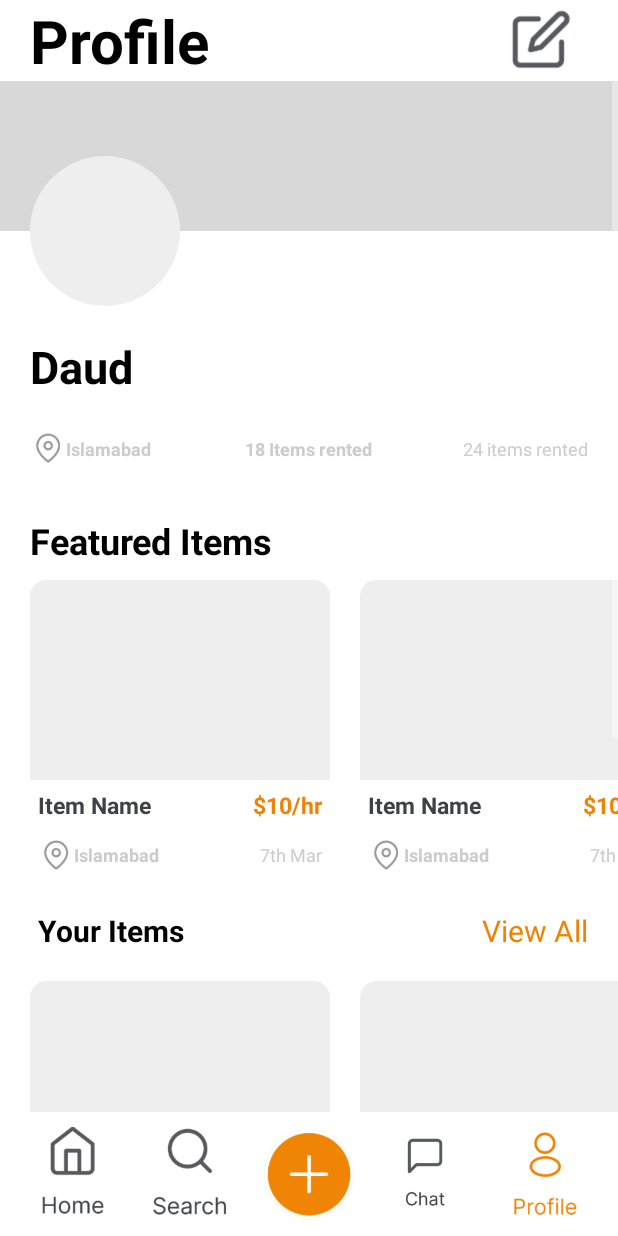
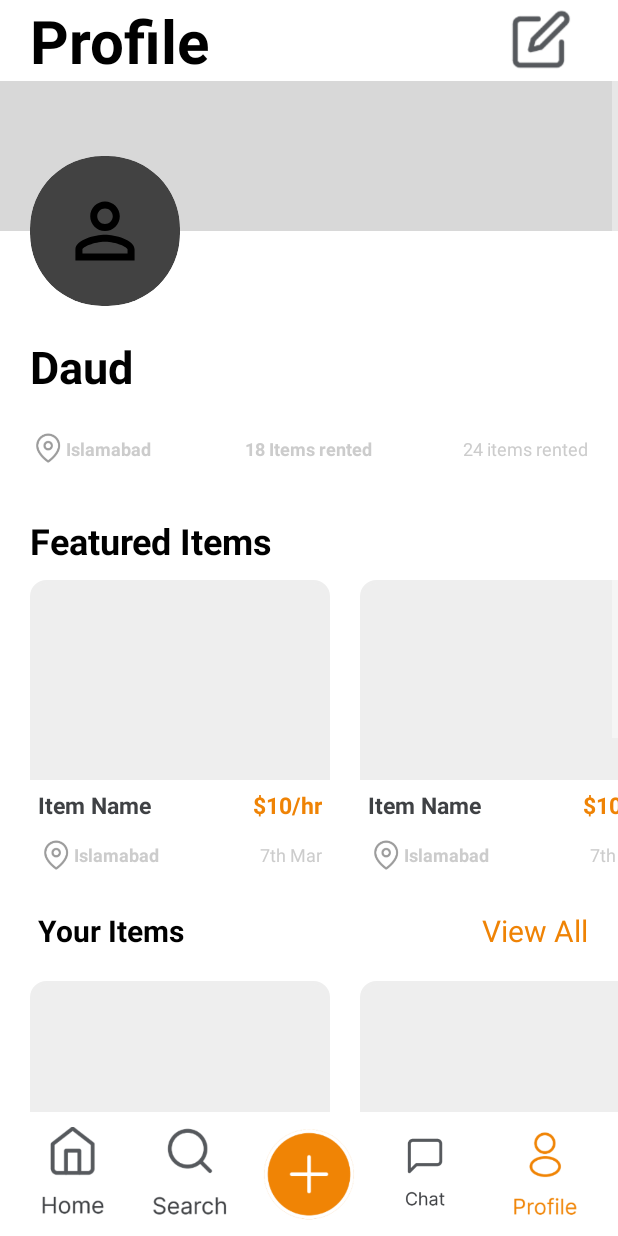
Before and after one commit to aybeedee/spot-it, an Android app: the my_profile screen opened directly, with no data from a screen before it, on a phone screen of 412 x 824 dp. Run offline under Robolectric (Android 15) with nearby library versions, the phone set to English and light mode, and no system bars; our stand-ins replace Firebase (no records; nobody signed in at launch, a user with empty details on screens opened directly); 1 statement that could not run was skipped.

Commit message:
uploading profile pic

```diff
--- a/app/build.gradle.kts
+++ b/app/build.gradle.kts
@@ -39,6 +39,7 @@ dependencies {
     implementation("com.google.firebase:firebase-auth:22.1.2")
     implementation("com.google.firebase:firebase-firestore:24.8.1")
     implementation("com.google.firebase:firebase-database:20.2.2")
+    implementation("com.google.firebase:firebase-storage:20.2.1")
     testImplementation("junit:junit:4.13.2")
     androidTestImplementation("androidx.test.ext:junit:1.1.5")
     androidTestImplementation("androidx.test.espresso:espresso-core:3.5.1")
--- a/app/src/main/java/com/ramish/f200433_3/my_profile.java
+++ b/app/src/main/java/com/ramish/f200433_3/my_profile.java
@@ -1,19 +1,85 @@
 package com.ramish.f200433_3;
 
+import android.content.Context;
 import android.content.Intent;
+import android.content.SharedPreferences;
+import android.net.Uri;
 import android.os.Bundle;
+import android.provider.MediaStore;
 import android.view.View;
+import android.widget.ImageView;
+import android.widget.Toast;
 
 import androidx.appcompat.app.AppCompatActivity;
+import androidx.cardview.widget.CardView;
+
+import com.google.firebase.storage.FirebaseStorage;
+import com.google.firebase.storage.StorageReference;
+import com.google.firebase.database.DatabaseReference;
+import com.google.firebase.database.FirebaseDatabase;
 
 public class my_profile extends AppCompatActivity {
-
+    ImageView dp;
+    String userUid;
+    private static final int GALLERY_REQUEST_CODE = 123;
     @Override
     protected void onCreate(Bundle savedInstanceState) {
         super.onCreate(savedInstanceState);
         setContentView(R.layout.activity_my_profile);
+        SharedPreferences sharedPreferences = getSharedPreferences("MyPrefs", Context.MODE_PRIVATE);
+        userUid = sharedPreferences.getString("UID", null); // Retrieve the UID
+
+        Toast.makeText(my_profile.this, userUid, Toast.LENGTH_LONG).show();
+        dp=findViewById(R.id.profile_pic);
+
+
+
+        dp.setOnClickListener(new View.OnClickListener() {
+            @Override
+            public void onClick(View v) {
+                // Open the gallery to select an image
+                Intent intent = new Intent(Intent.ACTION_PICK);
+                intent.setData(MediaStore.Images.Media.EXTERNAL_CONTENT_URI);
+                startActivityForResult(intent, GALLERY_REQUEST_CODE);
+
+
+            }
+        });
     }
+    @Override
+    protected void onActivityResult(int requestCode, int resultCode, Intent data) {
+        super.onActivityResult(requestCode, resultCode, data);
 
+        Uri imageUri = data.getData(); // Get the selected image's URI
+
+        // After obtaining the image URL, set it in the ImageView
+        ImageView profileImage = findViewById(R.id.profile_pic);
+        profileImage.setImageURI(imageUri);
+
+        // Get a reference to the Firebase Storage instance
+        StorageReference storageRef = FirebaseStorage.getInstance().getReference();
+
+        // Create a unique filename for the image (e.g., using a timestamp)
+        String imageFileName = "images/" + System.currentTimeMillis() + ".jpg";
+        StorageReference imageRef = storageRef.child(imageFileName);
+
+        // Upload the image to Firebase Storage
+        imageRef.putFile(imageUri)
+                .addOnSuccessListener(taskSnapshot -> {
+                    // Handle successful upload, e.g., get the download URL
+                    imageRef.getDownloadUrl().addOnSuccessListener(uri -> {
+                        String imageUrl = uri.toString();
+
+                        // Now you can save 'imageUrl' in the Realtime Database
+                        // In this example, we're saving it under the user's UID
+                        DatabaseReference databaseReference = FirebaseDatabase.getInstance().getReference("users").child(userUid);
+                        databaseReference.child("profile_picture").setValue(imageUrl);
+                    });
+                })
+                .addOnFailureListener(e -> {
+                    // Handle the upload failure
+                });
+    }
 
     public void open_search(View view){
         Intent intent=new Intent(
--- a/app/src/main/res/layout/activity_dashboard.xml
+++ b/app/src/main/res/layout/activity_dashboard.xml
@@ -22,9 +22,10 @@
             android:textColor="#434343"/>
 
         <TextView
+            android:id="@+id/nameTitle"
             android:layout_width="wrap_content"
             android:layout_height="wrap_content"
-            android:text="Daud "
+            android:text=" "
             android:textSize="25dp"
             android:textStyle="bold"
             android:textColor="#EF8305"/>
--- a/app/src/main/res/layout/activity_login.xml
+++ b/app/src/main/res/layout/activity_login.xml
@@ -105,7 +105,8 @@
         android:layout_marginLeft="20dp"
         android:background="@drawable/rounded_button"
         android:textColor="#FFFFFF"
-        android:text="Login"/>
+        android:text="Login"
+        android:clickable="true"/>
 
     <TextView
         android:id="@+id/textViewSignUp"
@@ -120,6 +121,7 @@
         android:layout_alignParentBottom="true"
         android:layout_centerHorizontal="true"
         android:layout_marginBottom="16dp"
-        android:layout_marginRight="20dp" />
+        android:layout_marginRight="20dp"
+        android:clickable="true"/>
 
 </RelativeLayout>
--- a/app/src/main/res/layout/activity_my_profile.xml
+++ b/app/src/main/res/layout/activity_my_profile.xml
@@ -69,19 +69,32 @@
                             android:layout_width="match_parent"
                             android:layout_height="100dp"
                             android:background="#D8D8D8"/>
-                        <TextView
-                            android:id="@+id/pic"
+
+                        <androidx.cardview.widget.CardView
+                            android:id="@+id/dp"
                             android:layout_width="100dp"
                             android:layout_height="100dp"
-                            android:background="@drawable/circular_num"
-                            android:textSize="40dp"
-                            android:textColor="#5C5C5C"
-                            android:gravity="center"
+                            app:cardElevation="0dp"
+                            app:cardCornerRadius="48dp"
                             android:layout_marginLeft="20dp"
-                            android:layout_marginTop="50dp"/>
+                            android:layout_marginTop="50dp"
+                            android:layout_gravity="start|center_vertical"
+                            android:layout_marginRight="15dp"
+                            android:clickable="true">
+
+                            <ImageView
+                                android:id="@+id/profile_pic"
+                                android:layout_width="match_parent"
+                                android:layout_height="match_parent"
+                                android:clickable="true"
+                                android:gravity="center"
+                                android:src="@drawable/profile_foreground" />
+
+                        </androidx.cardview.widget.CardView>
+
                         <TextView
                             android:id="@+id/name"
-                            android:layout_below="@+id/pic"
+                            android:layout_below="@+id/dp"
                             android:layout_width="match_parent"
                             android:layout_height="50dp"
                             android:textSize="30dp"
--- a/app/src/main/res/layout/registration.xml
+++ b/app/src/main/res/layout/registration.xml
@@ -233,7 +233,8 @@
         android:layout_marginLeft="20dp"
         android:background="@drawable/rounded_button"
         android:textColor="#FFFFFF"
-        android:text="Sign Up"/>
+        android:text="Sign Up"
+        android:clickable="true"/>
 
     <TextView
         android:layout_alignParentBottom="true"
@@ -251,7 +252,8 @@
         android:text="Login"
         android:textColor="#56595D"
         android:textSize="25dp"
-        android:textStyle="bold" />
+        android:textStyle="bold"
+        android:clickable="true"/>
 
     </RelativeLayout>
 
```
Also changed, not shown: app/src/main/java/com/ramish/f200433_3/Login.java (+53 -7 lines), app/src/main/java/com/ramish/f200433_3/RegistrationActivity.java (+10 -13 lines), app/src/main/java/com/ramish/f200433_3/dashboard.java (+42 -0 lines).
